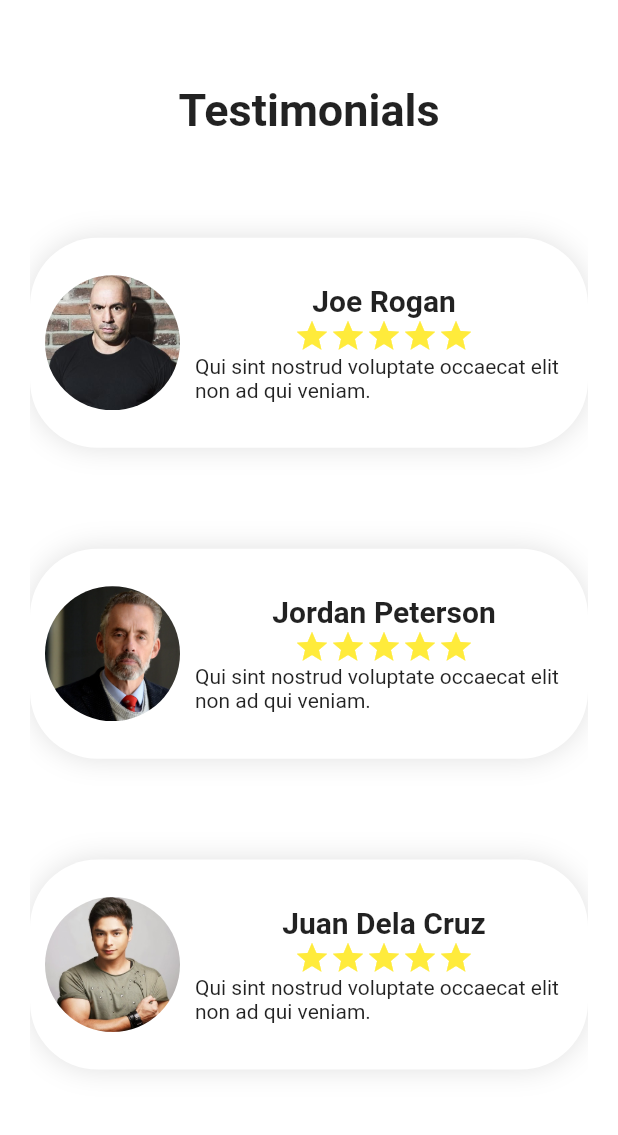
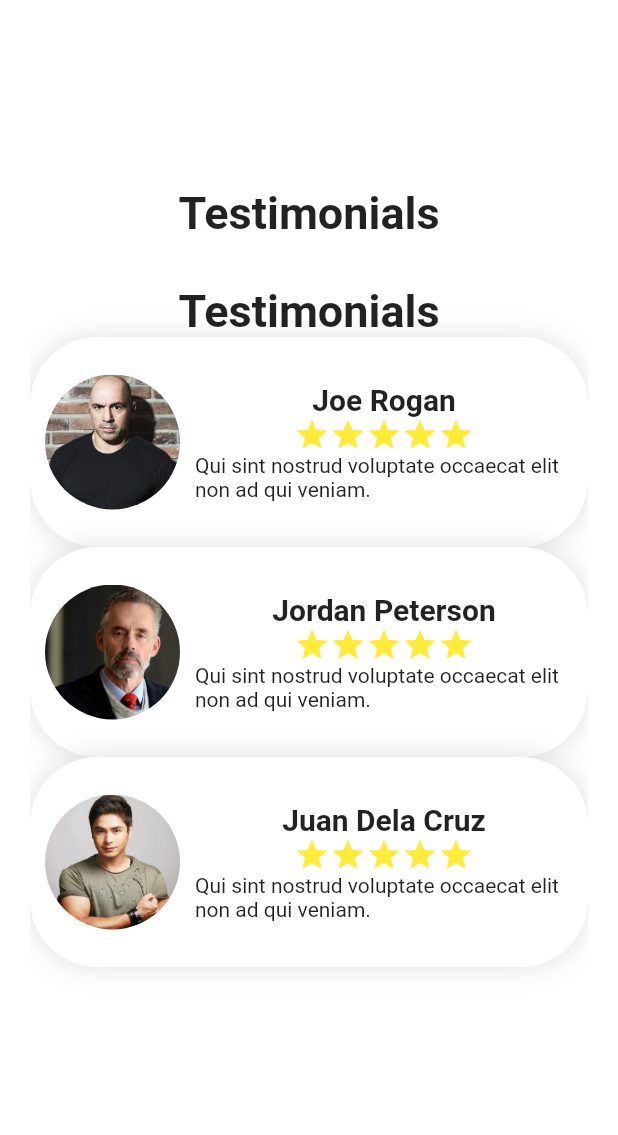
Before and after one commit to JeromeLalunio/LandingPageFlutter, a Flutter app: the screen it shows after launch, on a phone screen of 412 x 824 dp, the part 101-1236 px from its top. Run offline on Flutter 3.47's test engine with Material 2 defaults, Android fonts, the phone set to English and light mode, and no system bars; our stand-ins replace carousel_slider, get_it, responsive_builder; missing offline and left inert: dart:html.

Commit message:
added testimonials text

```diff
--- a/lib/pages/testimonials/testimonials_page.dart
+++ b/lib/pages/testimonials/testimonials_page.dart
@@ -6,9 +6,21 @@ import 'package:webtry/pages/testimonials/mobile_content_testimonials.dart';
 class TestimonialsPage extends StatelessWidget {
   @override
   Widget build(BuildContext context) {
-    return ScreenTypeLayout(
-      mobile: MobileContentTestimonials(),
-      desktop: DesktopContentTestimonials(),
+    return Column(
+      crossAxisAlignment: CrossAxisAlignment.center,
+      mainAxisSize: MainAxisSize.max,
+      mainAxisAlignment: MainAxisAlignment.center,
+      children: [
+        Text(
+          'Testimonials',
+          style: TextStyle(fontWeight: FontWeight.w700, fontSize: 30),
+        ),
+        SizedBox(height: 30),
+        ScreenTypeLayout(
+          mobile: MobileContentTestimonials(),
+          desktop: DesktopContentTestimonials(),
+        ),
+      ],
     );
   }
 }
```
